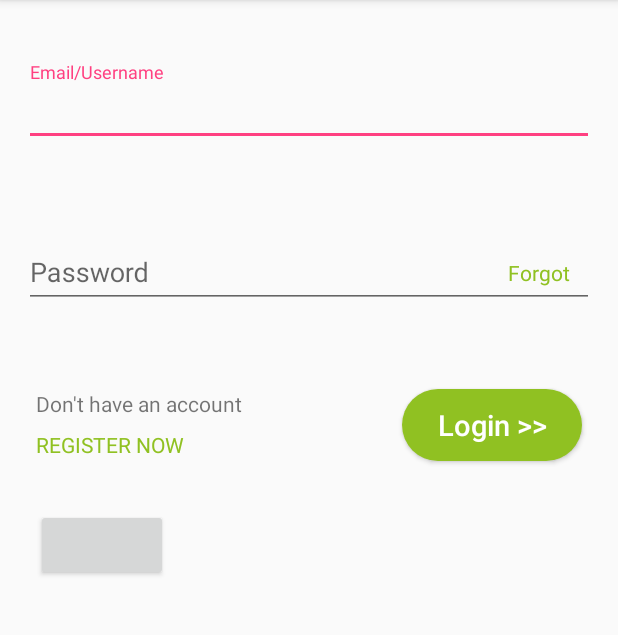
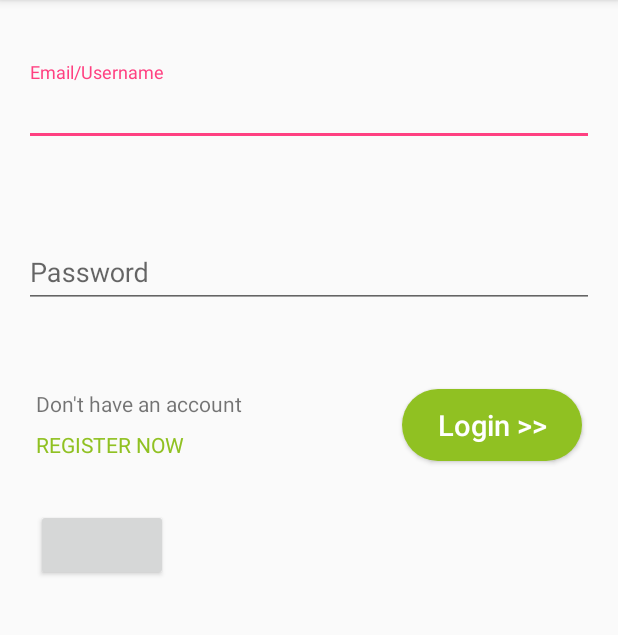
Before and after one commit to J-Ghodasara/SA-Restaurant, an Android app: the screen it shows after launch (MainActivity), on a phone screen of 412 x 824 dp, the part 84-719 px from its top. Run offline under Robolectric (Android 15) with nearby library versions, the phone set to English and light mode, and no system bars; our stand-ins replace Room's generated code, sdp/ssp sizes; plain views replace LoginButton; 7 statements that could not run were skipped.

Commit message:
Final Updated Project

```diff
--- a/app/src/main/java/com/sa/restaurant/app/favorites/NoItemsFragment.kt
+++ b/app/src/main/java/com/sa/restaurant/app/favorites/NoItemsFragment.kt
@@ -10,6 +10,11 @@ import android.view.ViewGroup
 
 import com.sa.restaurant.R
 
+/**
+ * This fragment is shown when favorites list is empty
+ * created by:- jay.ghodasara
+ * created on:- 8 aug 18
+ */
 
 class NoItemsFragment : Fragment() {
 
--- a/app/src/main/res/layout-land/fragment_login.xml
+++ b/app/src/main/res/layout-land/fragment_login.xml
@@ -57,17 +57,7 @@
 
     </android.support.design.widget.TextInputLayout>
 
-    <TextView
-        android:id="@+id/textView_Forgot"
-        android:layout_width="wrap_content"
-        android:layout_height="wrap_content"
-        android:layout_marginBottom="@dimen/_14sdp"
-        android:layout_marginEnd="@dimen/_16sdp"
-        android:layout_marginRight="@dimen/_16sdp"
-        android:text="@string/forgot"
-        android:textColor="@color/colorComponents"
-        app:layout_constraintBottom_toBottomOf="@+id/input_layout_login_Password"
-        app:layout_constraintEnd_toEndOf="parent" />
+
 
     <Button
         android:id="@+id/btn_login"
--- a/app/src/main/res/layout/fragment_login.xml
+++ b/app/src/main/res/layout/fragment_login.xml
@@ -55,17 +55,7 @@
 
     </android.support.design.widget.TextInputLayout>
 
-    <TextView
-        android:id="@+id/textView_Forgot"
-        android:layout_width="wrap_content"
-        android:layout_height="wrap_content"
-        android:layout_marginBottom="@dimen/tv_forgot_marginbottom"
-        android:layout_marginEnd="@dimen/tv_forgot_marginright"
-        android:layout_marginRight="@dimen/tv_forgot_marginright"
-        android:text="@string/forgot"
-        android:textColor="@color/colorComponents"
-        app:layout_constraintBottom_toBottomOf="@+id/input_layout_login_Password"
-        app:layout_constraintEnd_toEndOf="parent" />
+
 
     <Button
         android:id="@+id/btn_login"
```
Also changed, not shown: app/src/main/java/com/sa/restaurant/adapters/RestaurantAdapter.kt (+3 -4 lines).
